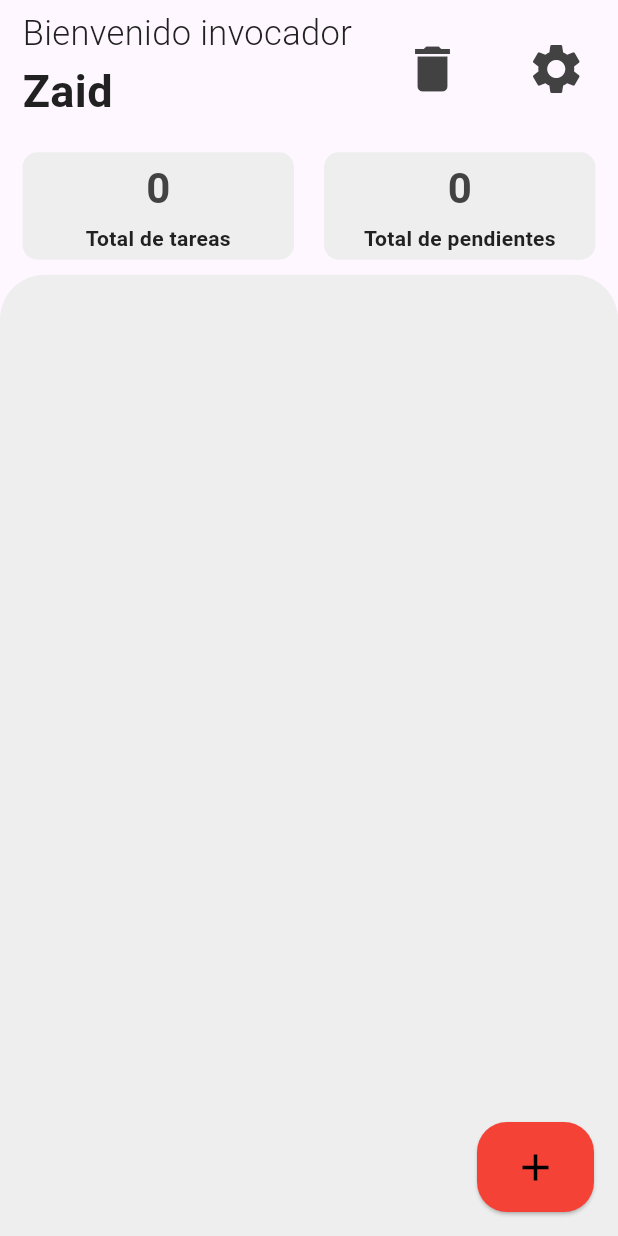
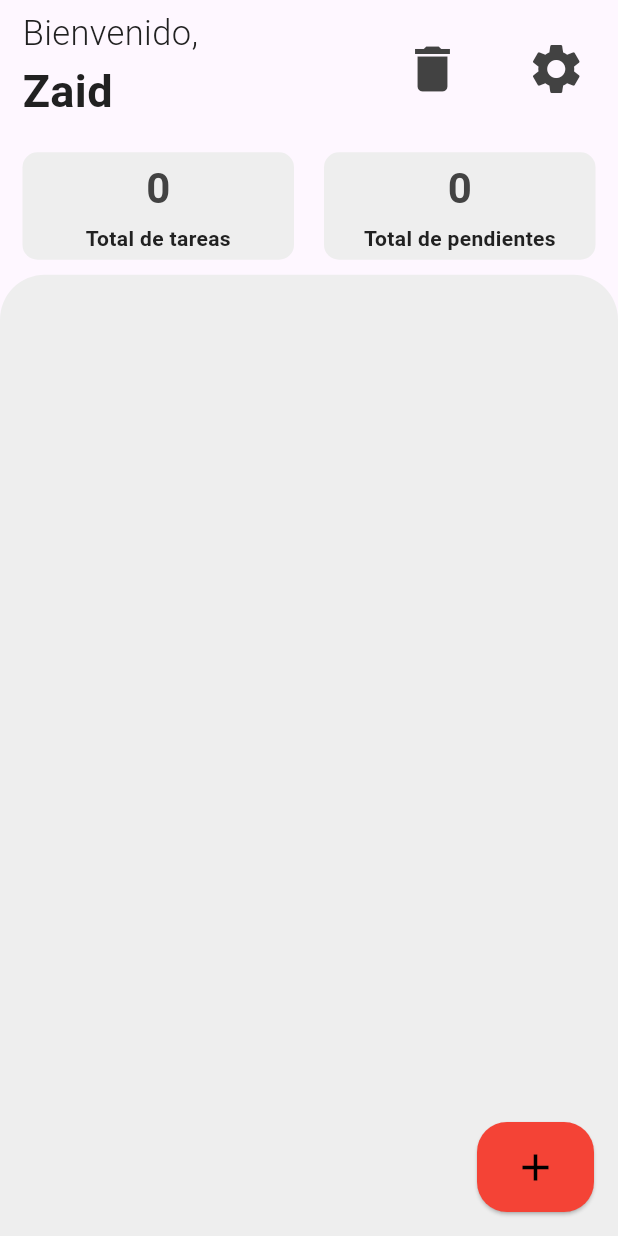
Before and after one commit to zaidRod/ToDoList, a Flutter app: the screen it shows after launch, on a phone screen of 412 x 824 dp. Run offline on Flutter 3.47's test engine with Material 3 defaults, Android fonts, the phone set to English and light mode, and no system bars.

Commit message:
He restaurado el nombre a bienvenido

```diff
--- a/todo_list/lib/views/header_view.dart
+++ b/todo_list/lib/views/header_view.dart
@@ -26,7 +26,7 @@ class HeaderView extends StatelessWidget {
                         child: FittedBox(
                           fit: BoxFit.fitHeight,
                           child: Text(
-                            "Bienvenido invocador",
+                            "Bienvenido, ",
                             style: TextStyle(
                                 fontSize: 23,
                                 fontWeight: FontWeight.w300,
```
